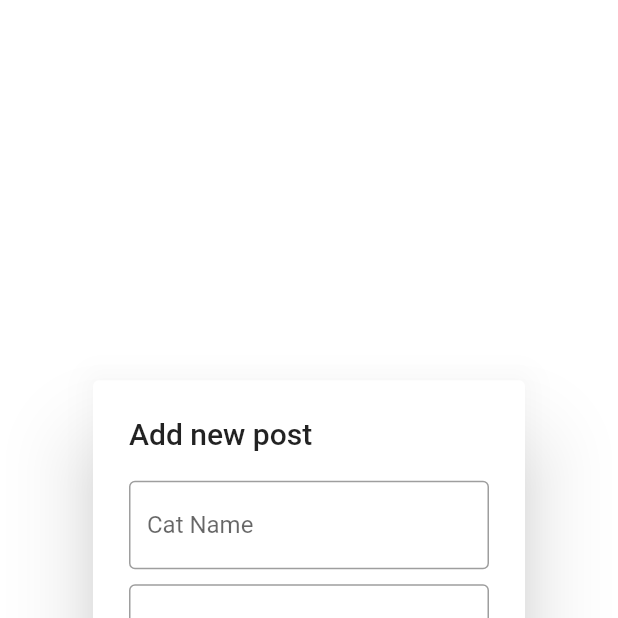
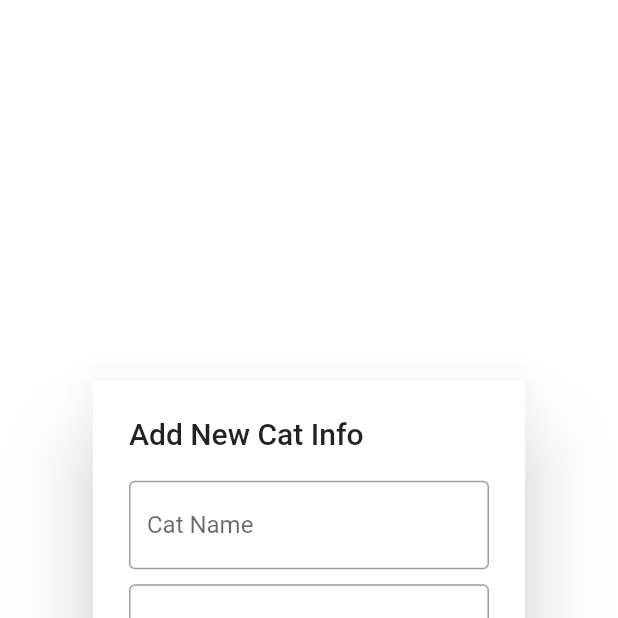
Before and after one commit to ericpinter/hendrix_cat_finder, a Flutter app: the screen it shows after launch, after a tap on the "add circle" icon, on a phone screen of 412 x 824 dp, the top half of it. Run offline on Flutter 3.47's test engine with Material 2 defaults, Android fonts, the phone set to English and light mode, and no system bars; drawn by our look-alikes of flutter_rating_bar; our stand-ins replace localstorage, sqflite, string_validator; accounts and stored records are empty; generated files the repository leaves out were written again.

Commit message:
change name again, not sure what to title it

```diff
--- a/lib/make_post.dart
+++ b/lib/make_post.dart
@@ -31,7 +31,7 @@ class _MakePost extends State<MakePost> {
   @override
   Widget build(BuildContext context) {
     return AlertDialog(
-        title: Text("Add new post"),
+        title: Text("Add New Cat Info"),
         content: Form(
           child: Column(
               crossAxisAlignment: CrossAxisAlignment.start,
```
